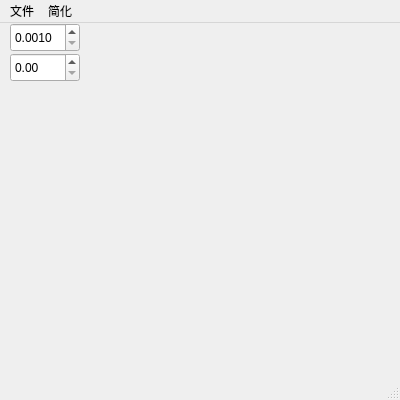
Above: mainwindow.ui from shenxs/PointCloudSimplify before the change. Below: the same form after it.
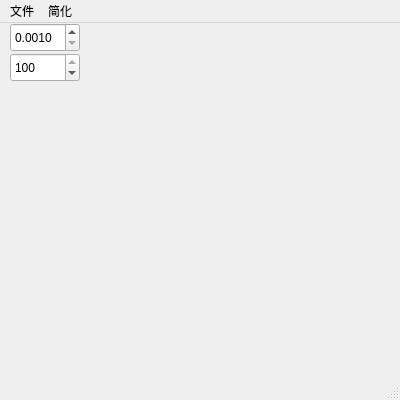
That is the form after the change. Custom widgets are drawn as their Qt base class.

Patch:
```diff
--- a/mainwindow.ui
+++ b/mainwindow.ui
@@ -82,14 +82,23 @@
         </rect>
        </property>
        <property name="toolTip">
-        <string>八叉树节点曲率下限</string>
+        <string>简化百分比</string>
+       </property>
+       <property name="decimals">
+        <number>0</number>
+       </property>
+       <property name="minimum">
+        <double>1.000000000000000</double>
        </property>
        <property name="maximum">
-        <double>9999.989999999999782</double>
+        <double>100.000000000000000</double>
        </property>
        <property name="singleStep">
         <double>1.000000000000000</double>
        </property>
+       <property name="value">
+        <double>100.000000000000000</double>
+       </property>
       </widget>
      </widget>
     </item>
```
